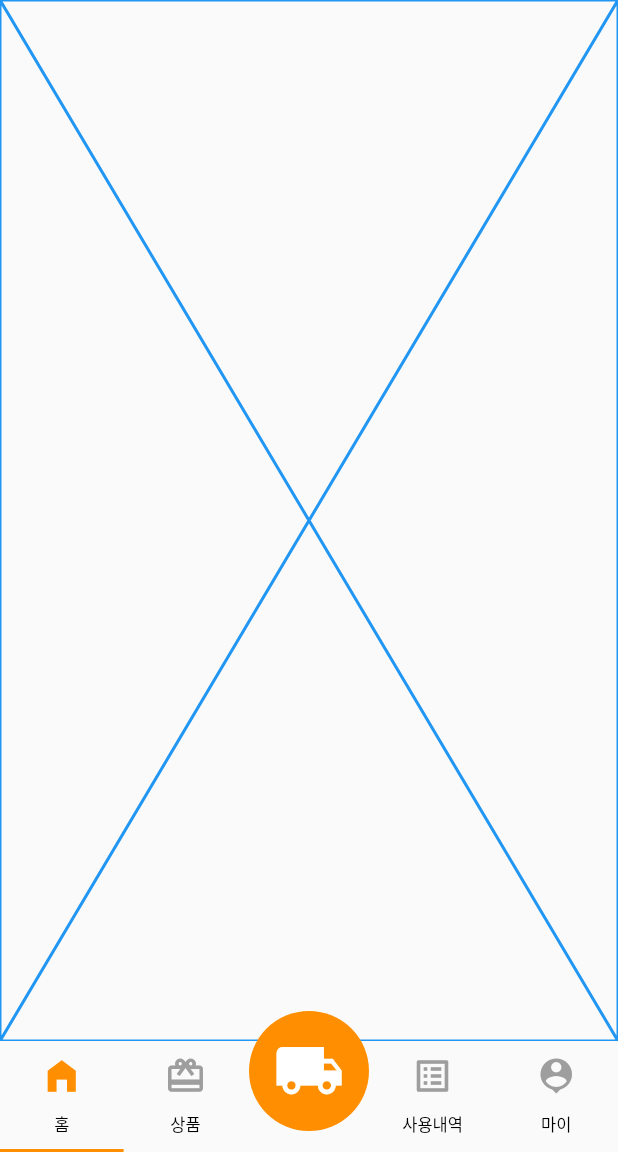
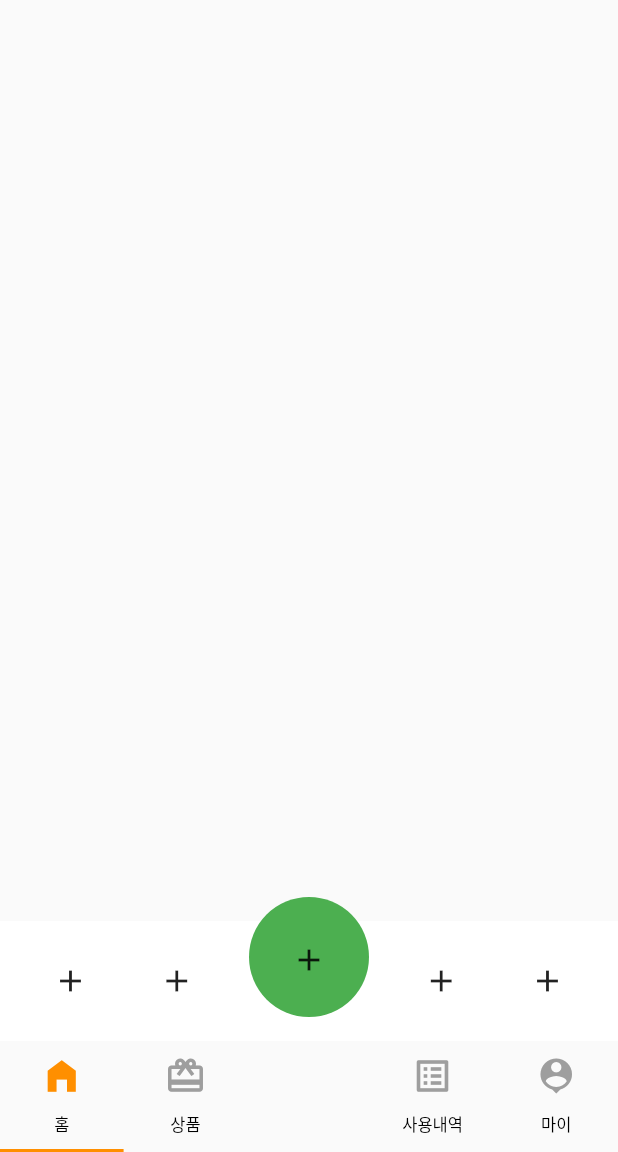
Before and after one commit to dumbokim/flutter1, a Flutter app: the screen it shows after launch, on a phone screen of 412 x 824 dp, the part 84-1236 px from its top. Run offline on Flutter 3.47's test engine with Material 2 defaults, Android fonts, the phone set to English and light mode, and no system bars.

Commit message:
kakao api 도서 검색 & 스크롤시 추가 검색결과, bottom navigation bar custom 연습

```diff
--- a/lib/image_widget.dart
+++ b/lib/image_widget.dart
@@ -1,6 +1,7 @@
 import 'package:flutter/material.dart';
 import 'material.dart';
 import 'screens/book_list.dart';
+import 'screens/test_page.dart';
 
 class ImageWidgetApp extends StatefulWidget {
   // ImageWidgetApp({Key? key}) : super(key: key);
@@ -68,7 +69,7 @@ class _ImageWidgetAppState extends State<ImageWidgetApp>
   }
 
   List<Widget> _widgetOptions = [
-    Placeholder(color: Colors.blue),
+    TestPage(),
     Placeholder(color: Colors.green),
     MaterialFlutterApp(),
     Placeholder(color: Colors.red),
@@ -87,36 +88,36 @@ class _ImageWidgetAppState extends State<ImageWidgetApp>
           elevation: 0,
         ),
         floatingActionButtonLocation: FloatingActionButtonLocation.centerDocked,
-        floatingActionButton: Container(
-          margin: EdgeInsets.only(top: 40),
-          width: 80,
-          height: 80,
-          child: FittedBox(
-            child: FloatingActionButton(
-              child: Icon(Icons.local_shipping, size: 33),
-              backgroundColor: Colors.amber[800],
-              elevation: 0,
-              // tooltip: 'Inc',
-              onPressed: () {
-                print('clicked');
-                setState(() {
-                  controller!.index = 2;
-                });
-                // if (mounted) {
-                //   setState(() {
-                //     if (_tempColor == Colors.blue) {
-                //       _tempColor = Colors.red;
-                //       _tempImg = 'images/img2.png';
-                //     } else {
-                //       _tempColor = Colors.blue;
-                //       _tempImg = 'images/img1.png';
-                //     }
-                //   });
-                // }
-              },
-            ),
-          ),
-        ),
+        // floatingActionButton: Container(
+        //   margin: EdgeInsets.only(top: 40),
+        //   width: 80,
+        //   height: 80,
+        //   child: FittedBox(
+        //     child: FloatingActionButton(
+        //       child: Icon(Icons.local_shipping, size: 33),
+        //       backgroundColor: Colors.amber[800],
+        //       elevation: 0,
+        //       // tooltip: 'Inc',
+        //       onPressed: () {
+        //         print('clicked');
+        //         setState(() {
+        //           controller!.index = 2;
+        //         });
+        //         // if (mounted) {
+        //         //   setState(() {
+        //         //     if (_tempColor == Colors.blue) {
+        //         //       _tempColor = Colors.red;
+        //         //       _tempImg = 'images/img2.png';
+        //         //     } else {
+        //         //       _tempColor = Colors.blue;
+        //         //       _tempImg = 'images/img1.png';
+        //         //     }
+        //         //   });
+        //         // }
+        //       },
+        //     ),
+        //   ),
+        // ),
         bottomNavigationBar: TabBar(
           tabs: [
             Tab(
--- /dev/null
+++ b/lib/screens/test_page.dart
@@ -0,0 +1,57 @@
+import 'package:flutter/material.dart';
+
+class TestPage extends StatefulWidget {
+  // TestPage({Key? key}) : super(key: key);
+
+  @override
+  _TestPageState createState() => _TestPageState();
+}
+
+class _TestPageState extends State<TestPage> {
+
+  @override
+  Widget build(BuildContext context) {
+    final Size size = MediaQuery.of(context).size;
+
+    return Scaffold(
+      body: Stack(
+        children: [Positioned(bottom: 0, left: 0, child: Container(
+          width: size.width,
+          height: 80,
+          color: Colors.white,
+          child: Stack(
+            children: [
+              Center(
+                heightFactor: 0.6,
+                child: FlatButton(
+                  padding: EdgeInsets.all(30),
+                  shape: CircleBorder(),
+                  color: Colors.green,
+                  onPressed: () {},
+                  child: Icon(Icons.add)),
+              ),
+              Container(
+                width: size.width,
+                height: 80,
+                child: Row(
+                  mainAxisAlignment: MainAxisAlignment.spaceEvenly,
+                  children: [
+                    IconButton(onPressed: () {}, icon: Icon(Icons.add)),
+                    IconButton(onPressed: () {}, icon: Icon(Icons.add)),
+                    Container(width: size.width*0.2),
+                    IconButton(onPressed: () {}, icon: Icon(Icons.add)),
+                    IconButton(onPressed: () {}, icon: Icon(Icons.add)),
+
+
+                  ],
+                ),
+              )
+
+
+            ],
+          ),
+        ))],
+      ),
+    );
+  }
+}
```
Also changed, not shown: lib/main.dart (+0 -33 lines), lib/screens/book_list.dart (+77 -18 lines).
